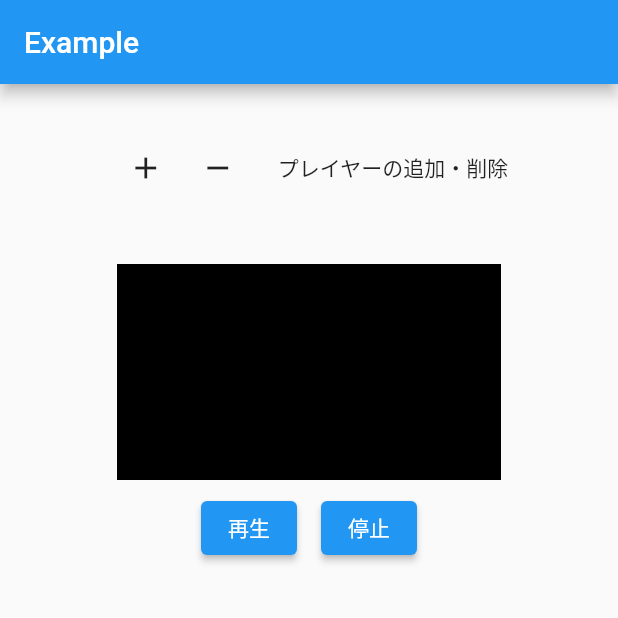
After one commit to mao-test-h/flutter_texture_widget_sample, a Flutter app: the screen it shows after launch, after a tap on the "add" icon, on a phone screen of 412 x 824 dp, the top half of it. The commit adds this screen. Run offline on Flutter 3.47's test engine with Material 2 defaults, Android fonts, the phone set to English and light mode, and no system bars; our stand-ins replace plugin_platform_interface; statements that could not run were skipped.

Commit message:
feat: add dart code

```diff
--- a/example/lib/main.dart
+++ b/example/lib/main.dart
@@ -1,62 +1,22 @@
 import 'package:flutter/material.dart';
-import 'dart:async';
-
-import 'package:flutter/services.dart';
-import 'package:sample_video_player/sample_video_player.dart';
+import 'package:sample_video_player_example/page/view.dart';
 
 void main() {
   runApp(const MyApp());
 }
 
-class MyApp extends StatefulWidget {
+class MyApp extends StatelessWidget {
   const MyApp({Key? key}) : super(key: key);
-
-  @override
-  State<MyApp> createState() => _MyAppState();
-}
-
-class _MyAppState extends State<MyApp> {
-  String _platformVersion = 'Unknown';
-
-  @override
-  void initState() {
-    super.initState();
-    initPlatformState();
-  }
-
-  // Platform messages are asynchronous, so we initialize in an async method.
-  Future<void> initPlatformState() async {
-    String platformVersion;
-    // Platform messages may fail, so we use a try/catch PlatformException.
-    // We also handle the message potentially returning null.
-    try {
-      platformVersion =
-          await SampleVideoPlayer.platformVersion ?? 'Unknown platform version';
-    } on PlatformException {
-      platformVersion = 'Failed to get platform version.';
-    }
-
-    // If the widget was removed from the tree while the asynchronous platform
-    // message was in flight, we want to discard the reply rather than calling
-    // setState to update our non-existent appearance.
-    if (!mounted) return;
-
-    setState(() {
-      _platformVersion = platformVersion;
-    });
-  }
 
   @override
   Widget build(BuildContext context) {
     return MaterialApp(
-      home: Scaffold(
-        appBar: AppBar(
-          title: const Text('Plugin example app'),
-        ),
-        body: Center(
-          child: Text('Running on: $_platformVersion\n'),
-        ),
+      theme: ThemeData(
+        primarySwatch: Colors.blue,
       ),
+      routes: <String, WidgetBuilder>{
+        '/': (BuildContext context) => ExampleView(),
+      },
     );
   }
 }
--- /dev/null
+++ b/example/lib/page/view.dart
@@ -0,0 +1,152 @@
+import 'package:flutter/material.dart';
+import 'package:provider/provider.dart';
+import 'package:sample_video_player/sample_video_player.dart';
+import 'package:sample_video_player_example/page/view_model.dart';
+
+/// 実装サンプル
+class ExampleView extends StatefulWidget {
+  ExampleView({Key? key}) : super(key: key);
+
+  final _viewModel = ExampleViewModel();
+
+  @override
+  State<StatefulWidget> createState() => _ExampleState();
+}
+
+class _ExampleState extends State<ExampleView> {
+  @override
+  Widget build(BuildContext context) => ChangeNotifierProvider(
+        create: (context) => widget._viewModel,
+        child: _ScaffoldWidget(),
+      );
+}
+
+class _ScaffoldWidget extends StatelessWidget {
+  @override
+  Widget build(BuildContext context) {
+    final viewModel = context.watch<ExampleViewModel>();
+    return Scaffold(
+      appBar: AppBar(
+        title: const Text('Example'),
+      ),
+      body: Column(
+        children: <Widget>[
+          // プレイヤーの追加・削除を行うメニュー的なの
+          const Padding(padding: EdgeInsets.only(top: 32)),
+          _MenuWidget(),
+
+          // プレイヤー一覧
+          // ※ざっくりと機能検証出来れば良いレベルなので雑に並べている
+          const Padding(padding: EdgeInsets.only(top: 32)),
+          for (int i = 0; i < viewModel.createdPlayers.length; ++i)
+            Column(
+              mainAxisAlignment: MainAxisAlignment.center,
+              crossAxisAlignment: CrossAxisAlignment.center,
+              children: [
+                const Padding(padding: EdgeInsets.only(top: 8)),
+                _VideoPlayerWidget(index: i),
+              ],
+            )
+        ],
+      ),
+    );
+  }
+}
+
+class _MenuWidget extends StatelessWidget {
+  @override
+  Widget build(BuildContext context) {
+    final viewModel = context.read<ExampleViewModel>();
+    return Row(
+      mainAxisAlignment: MainAxisAlignment.center,
+      crossAxisAlignment: CrossAxisAlignment.center,
+      children: [
+        // プレイヤーの追加
+        IconButton(
+          onPressed: () async {
+            await viewModel.addPlayer();
+          },
+          icon: const Icon(Icons.add),
+        ),
+
+        // プレイヤーの削除
+        IconButton(
+          onPressed: () async {
+            await viewModel.removePlayer();
+          },
+          icon: const Icon(Icons.remove),
+        ),
+
+        const Padding(padding: EdgeInsets.only(left: 16)),
+        const Text(
+          'プレイヤーの追加・削除',
+        ),
+      ],
+    );
+  }
+}
+
+// 動画プレイヤー
+class _VideoPlayerWidget extends StatelessWidget {
+  const _VideoPlayerWidget({
+    required this.index,
+    Key? key,
+  }) : super(key: key);
+
+  final int index;
+
+  @override
+  Widget build(BuildContext context) {
+    final viewModel = context.read<ExampleViewModel>();
+    return Column(
+      mainAxisAlignment: MainAxisAlignment.center,
+      crossAxisAlignment: CrossAxisAlignment.center,
+      children: [
+        // VideoPlayerの表示
+        _buildVideoPlayerWidget(context),
+
+        // プレイヤー操作UI
+        const Padding(padding: EdgeInsets.only(top: 8)),
+        Row(
+          mainAxisAlignment: MainAxisAlignment.center,
+          crossAxisAlignment: CrossAxisAlignment.center,
+          children: [
+            // 動画の再生
+            ElevatedButton(
+              onPressed: () async {
+                final player = viewModel.createdPlayers[index];
+                await player.play();
+              },
+              child: const Text('再生'),
+            ),
+
+            // 動画の停止
+            const Padding(padding: EdgeInsets.only(left: 16)),
+            ElevatedButton(
+              onPressed: () async {
+                final player = viewModel.createdPlayers[index];
+                await player.pause();
+              },
+              child: const Text('停止'),
+            ),
+          ],
+        ),
+      ],
+    );
+  }
+
+  Widget _buildVideoPlayerWidget(BuildContext context) {
+    final viewModel = context.watch<ExampleViewModel>();
+    final textureId = viewModel.createdPlayers[index].textureId;
+
+    // [16:9]のサイズで表示
+    return SizedBox(
+      width: 320 * 0.8,
+      height: 180 * 0.8,
+      // NOTE: textureIdが未登録状態の場合には黒塗りにしておく
+      child: textureId != uninitializedTextureId
+          ? Texture(textureId: textureId)
+          : Container(color: Colors.black),
+    );
+  }
+}
--- /dev/null
+++ b/example/lib/page/view_model.dart
@@ -0,0 +1,41 @@
+import 'package:flutter/material.dart';
+import 'package:flutter/widgets.dart';
+import 'package:sample_video_player/sample_video_player.dart';
+
+/// 実装サンプル: ViewModel
+class ExampleViewModel extends ChangeNotifier {
+  // サンプルで再生するHLSの動画URL(固定)
+  final _hlsUrl =
+      'http://devimages.apple.com/iphone/samples/bipbop/bipbopall.m3u8';
+
+  // 生成したプレイヤー
+  final createdPlayers = <SampleVideoPlayer>[];
+
+  @override
+  void dispose() {
+    for (var i = 0; i < createdPlayers.length; ++i) {
+      createdPlayers[i].dispose();
+    }
+    super.dispose();
+  }
+
+  /// プレイヤーの追加
+  Future addPlayer() async {
+    final player = SampleVideoPlayer();
+    await player.initialize();
+    await player.setUrl(_hlsUrl);
+    createdPlayers.add(player);
+    notifyListeners();
+  }
+
+  /// プレイヤーの削除
+  Future removePlayer() async {
+    final index = createdPlayers.length - 1;
+    if (index < 0) return;
+
+    final player = createdPlayers[index];
+    await player.dispose();
+    createdPlayers.removeAt(index);
+    notifyListeners();
+  }
+}
--- a/lib/sample_video_player.dart
+++ b/lib/sample_video_player.dart
@@ -1,13 +1,84 @@
-
 import 'dart:async';
 
-import 'package:flutter/services.dart';
+import 'package:flutter/foundation.dart';
+import 'package:sample_video_player/src/platform_interface/sample_video_player_platform_interface.dart';
 
+final SampleVideoPlayerPlatforminterface _platformInterface =
+    SampleVideoPlayerPlatforminterface.instance;
+
+// textureId未登録状態
+const int uninitializedTextureId = -1;
+
+/// 動画プレイヤー実装サンプル
 class SampleVideoPlayer {
-  static const MethodChannel _channel = MethodChannel('sample_video_player');
+  int _textureId = uninitializedTextureId;
 
-  static Future<String?> get platformVersion async {
-    final String? version = await _channel.invokeMethod('getPlatformVersion');
-    return version;
+  // 初期化完了待ち
+  Completer? _initializeCompleter;
+
+  //#region Public Method
+
+  /// textureId (再生するTextureWidgetに渡すこと)
+  int get textureId => _textureId;
+
+  /// 初期化
+  Future initialize() async {
+    if (_textureId != uninitializedTextureId) {
+      debugPrint('textureId登録済み');
+      return;
+    }
+
+    _initializeCompleter = Completer<void>();
+    _textureId = await _platformInterface.createPlayer();
+    _initializeCompleter!.complete(null);
   }
+
+  /// 破棄
+  Future dispose() async {
+    if (_textureId == uninitializedTextureId) {
+      debugPrint('textureIdが未登録');
+      return;
+    }
+
+    await _initializeCompleter!.future;
+    await pause();
+    await _platformInterface.disposePlayer(_textureId);
+    _textureId = uninitializedTextureId;
+    _initializeCompleter = null;
+  }
+
+  /// 再生する動画のURLを指定 (HLS形式のみ対応)
+  Future setUrl(String hlsUrl) async {
+    if (_textureId == uninitializedTextureId) {
+      debugPrint('textureIdが未登録');
+      return;
+    }
+
+    await _initializeCompleter!.future;
+    await _platformInterface.setUrl(_textureId, hlsUrl);
+  }
+
+  /// 再生
+  Future play() async {
+    if (_textureId == uninitializedTextureId) {
+      debugPrint('textureIdが未登録');
+      return;
+    }
+
+    await _initializeCompleter!.future;
+    await _platformInterface.play(_textureId);
+  }
+
+  /// 一時停止
+  Future pause() async {
+    if (_textureId == uninitializedTextureId) {
+      debugPrint('textureIdが未登録');
+      return;
+    }
+
+    await _initializeCompleter!.future;
+    await _platformInterface.pause(_textureId);
+  }
+
+  //#endregion
 }
```
Also changed, not shown: example/pubspec.yaml (+2 -61 lines), lib/src/platform_interface/sample_video_player_platform_interface.dart (added, +67 -0 lines), lib/src/sample_video_player_method_channel.dart (added, +60 -0 lines), pubspec.yaml (+5 -40 lines), example/pubspec.lock, pubspec.lock, 2 other files.
